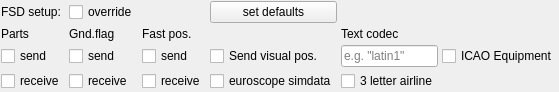
First picture: the form in src/gui/editors/fsdsetupform.ui, repository swift-project/pilotclient, before the edit.
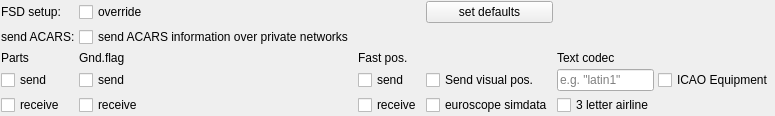
Second picture: the form after the edit.

Commit message: feat: Basic configuration for an ACARS protocol

Patch:
```diff
--- a/src/gui/editors/fsdsetupform.ui
+++ b/src/gui/editors/fsdsetupform.ui
@@ -36,6 +36,15 @@
      </property>
     </widget>
    </item>
+
+    <item row="1" column="1">
+      <widget class="QLabel" name="lbl_FsdSendAcars">
+        <property name="text">
+          <string>send ACARS:</string>
+        </property>
+      </widget>
+    </item>
+    
    <item row="5" column="1">
     <widget class="QCheckBox" name="cb_AircraftPartsSend">
      <property name="text">
@@ -57,6 +66,15 @@
      </property>
     </widget>
    </item>
+
+    <item row="1" column="2">
+      <widget class="QCheckBox" name="cb_FsdSendAcars">
+        <property name="text">
+          <string>send ACARS information over private networks</string>
+        </property>
+      </widget>
+    </item>
+    
    <item row="4" column="1">
     <widget class="QLabel" name="lbl_AircraftParts">
      <property name="toolTip">
```
The commit also changes 24 other files.
